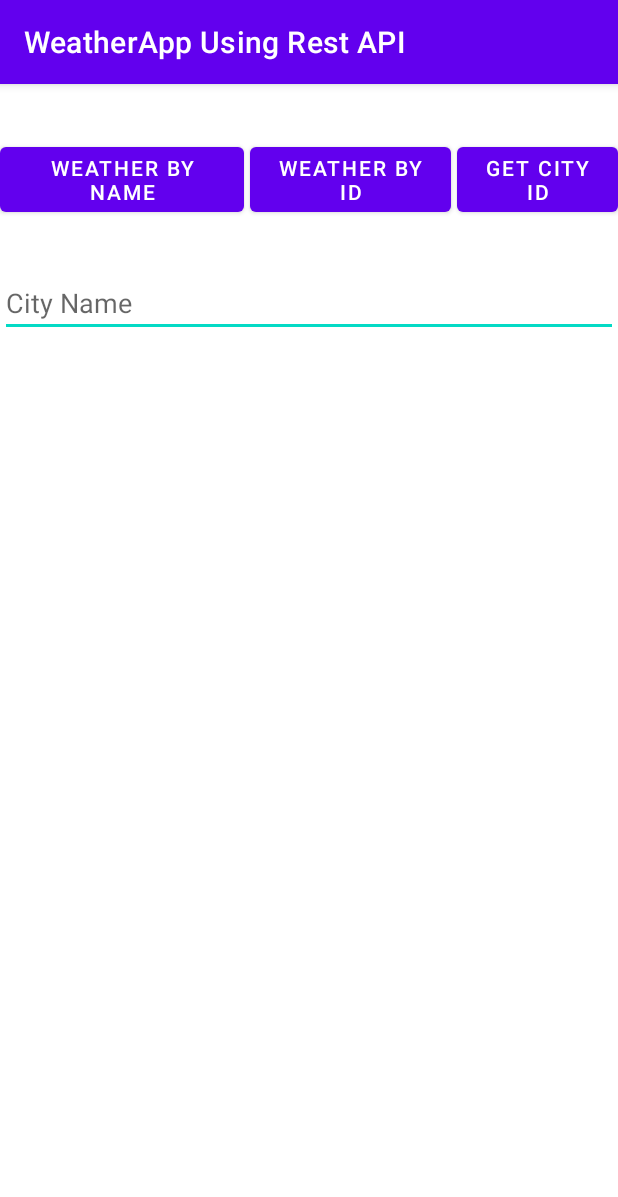
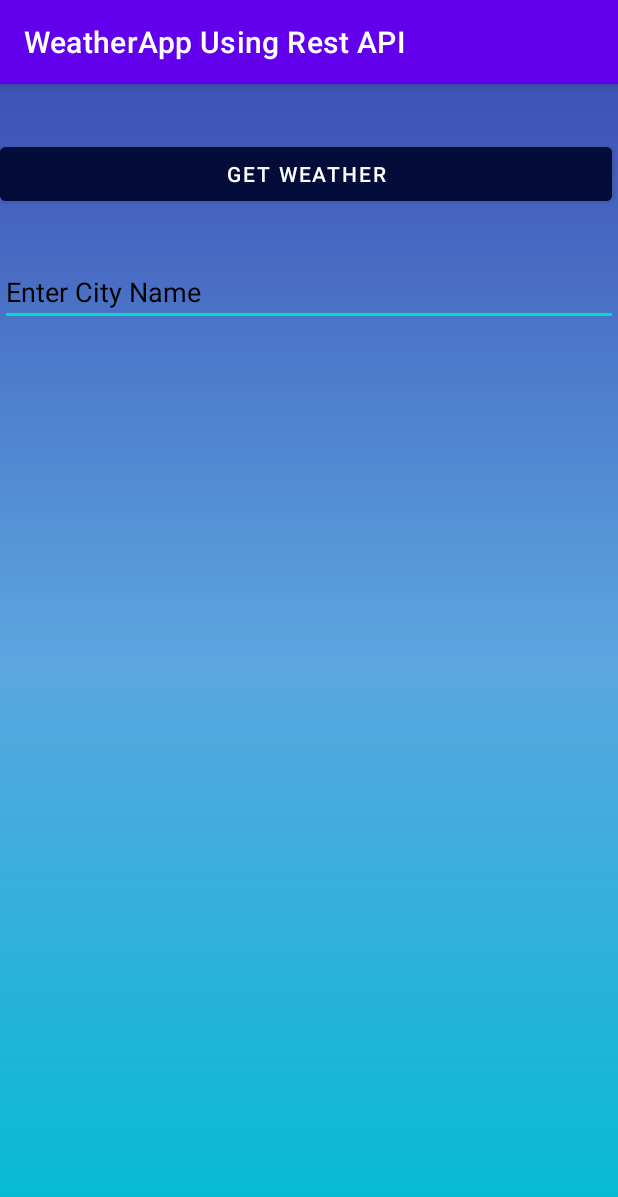
Before and after one commit to Sparsh011/WeatherApp, an Android app: the screen it shows after launch (MainActivity), on a phone screen of 412 x 824 dp. Shown: the top 1197 px of the screen. Run offline under Robolectric (Android 15) with nearby library versions, the phone set to English and light mode, and no system bars; our stand-ins replace Volley.

Commit message:
Weather App (Last change made on 13th)

```diff
--- a/app/src/main/java/com/example/weatherappusingrestapi/MainActivity.java
+++ b/app/src/main/java/com/example/weatherappusingrestapi/MainActivity.java
@@ -10,23 +10,11 @@ import android.widget.EditText;
 import android.widget.ListView;
 import android.widget.Toast;
 
-import com.android.volley.Request;
-import com.android.volley.RequestQueue;
-import com.android.volley.Response;
-import com.android.volley.VolleyError;
-import com.android.volley.toolbox.JsonArrayRequest;
-import com.android.volley.toolbox.JsonObjectRequest;
-import com.android.volley.toolbox.StringRequest;
-import com.android.volley.toolbox.Volley;
-
-import org.json.JSONArray;
-import org.json.JSONException;
-import org.json.JSONObject;
-
 import java.util.List;
 
 public class MainActivity extends AppCompatActivity {
-    Button btn_cityID, btn_getWeatherByID, getBtn_getWeatherByName;
+//    Button btn_cityID, btn_getWeatherByID;
+      Button getBtn_getWeatherByName;
     EditText et_dataInput;
     ListView lv_weatherReport;
 
@@ -34,8 +22,8 @@ public class MainActivity extends AppCompatActivity {
     protected void onCreate(Bundle savedInstanceState) {
         super.onCreate(savedInstanceState);
         setContentView(R.layout.activity_main);
-        btn_cityID = findViewById(R.id.btn_getCityID);
-        btn_getWeatherByID = findViewById(R.id.btn_getWeatherByCityId);
+//        btn_cityID = findViewById(R.id.btn_getCityID);
+//        btn_getWeatherByID = findViewById(R.id.btn_getWeatherByCityId);
         getBtn_getWeatherByName = findViewById(R.id.btn_getWeatherByCityName);
 
         et_dataInput = findViewById(R.id.et_dataInput);
@@ -45,106 +33,107 @@ public class MainActivity extends AppCompatActivity {
         final WeatherDataService weatherDataService = new WeatherDataService(MainActivity.this);
         //                passing MainActivity.this because we want to display the content to MainActivity and in MySingleton, the context which is to be passed is MainActivity.this
 
-        btn_getWeatherByID.setOnClickListener(new View.OnClickListener() {
-            @Override
-            public void onClick(View view) {
-//                weatherDataService.getCityForecastById(et_dataInput.getText().toString(), new WeatherDataService.VolleyResponseListener() {
+        int a;
+//        btn_getWeatherByID.setOnClickListener(new View.OnClickListener() {
+//            @Override
+//            public void onClick(View view) {
+////                weatherDataService.getCityForecastById(et_dataInput.getText().toString(), new WeatherDataService.VolleyResponseListener() {
+////                    @Override
+////                    public void onError(String message) {
+////                        Toast.makeText(MainActivity.this, "Something is wrong " , Toast.LENGTH_SHORT).show();
+////                    }
+////
+////                    @Override
+////                    public void onResponse(String cityId) {
+////                        Toast.makeText(MainActivity.this, "Returned an ID of " + cityId, Toast.LENGTH_SHORT).show();
+////
+////                    }
+////                });
+//                weatherDataService.getCityForecastById(et_dataInput.getText().toString(), new WeatherDataService.ForecastByIDResponse() {
 //                    @Override
 //                    public void onError(String message) {
-//                        Toast.makeText(MainActivity.this, "Something is wrong " , Toast.LENGTH_SHORT).show();
+//                        Toast.makeText(MainActivity.this, "Something Wrong!", Toast.LENGTH_SHORT).show();
+//                    }
+//
+//                    @Override
+//                    public void onResponse(List<WeatherReportModel> weatherReportModel) {
+////                        Now putting the entire list into the listView
+//                        ArrayAdapter arrayAdapter = new ArrayAdapter(MainActivity.this, android.R.layout.simple_list_item_1, weatherReportModel);
+//                        lv_weatherReport.setAdapter(arrayAdapter);
+//                    }
+//                });
+//            }
+//        });
+
+//        btn_cityID.setOnClickListener(new View.OnClickListener() {
+//            @Override
+//            public void onClick(View view) {
+//                // Instantiate the RequestQueue.
+////                RequestQueue queue = Volley.newRequestQueue(MainActivity.this);
+////                commenting out this request queue because will be using singleton request
+//
+//
+////                String url = "https://www.metaweather.com/api/location/search/?query=" +et_dataInput.getText().toString();
+//////                Now this url will open the data of that particular city which is entered
+////
+////                JsonArrayRequest request = new JsonArrayRequest(Request.Method.GET, url, null, new Response.Listener<JSONArray>() {
+//////                    JsonArrayRequest will get all the data (of that particular city) which is present inside that url
+////                    @Override
+////                    public void onResponse(JSONArray response) {
+////                        String cityId = "";
+////                        try {
+////                            JSONObject cityInfo = response.getJSONObject(0);
+////                            cityId = cityInfo.getString("woeid");
+//////                            "woeid" is the name of the attribute of cityId in the API url, so getting data from woeid
+////                        } catch (JSONException e) {
+////                            e.printStackTrace();
+////                        }
+////                        Toast.makeText(MainActivity.this, "city ID = "+cityId, Toast.LENGTH_SHORT).show();
+////
+////                    }
+////                }, new Response.ErrorListener() {
+////                    @Override
+////                    public void onErrorResponse(VolleyError error) {
+////                        Toast.makeText(MainActivity.this, "Something Wrong" +error.getMessage(), Toast.LENGTH_SHORT).show();
+////                    }
+////                });
+////                commented out that code because it's content is now in WeatherDataService class
+//
+//// Request a string response from the provided URL.
+////                StringRequest stringRequest = new StringRequest(Request.Method.GET, url,
+////                        new Response.Listener<String>() {
+////                            @Override
+////                            public void onResponse(String response) {
+//////                                // Display the first 500 characters of the response string.
+//////                                textView.setText("Response is: " + response.substring(0,500));
+////
+////                                Toast.makeText(MainActivity.this, response, Toast.LENGTH_SHORT).show();
+////                            }
+////                        }, new Response.ErrorListener() {
+////                    @Override
+////                    public void onErrorResponse(VolleyError error) {
+//////                        textView.setText("That didn't work!");
+////                        Toast.makeText(MainActivity.this, "Error occurred", Toast.LENGTH_SHORT).show();
+////                    }
+////                });
+//
+//// Add the request to the RequestQueue.
+//
+//                weatherDataService.getCityID(et_dataInput.getText().toString(), new WeatherDataService.VolleyResponseListener() {
+//                    @Override
+//                    public void onError(String message) {
+//                        Toast.makeText(MainActivity.this, "Something is wrong ", Toast.LENGTH_SHORT).show();
 //                    }
 //
 //                    @Override
 //                    public void onResponse(String cityId) {
 //                        Toast.makeText(MainActivity.this, "Returned an ID of " + cityId, Toast.LENGTH_SHORT).show();
-//
 //                    }
 //                });
-                weatherDataService.getCityForecastById(et_dataInput.getText().toString(), new WeatherDataService.ForecastByIDResponse() {
-                    @Override
-                    public void onError(String message) {
-                        Toast.makeText(MainActivity.this, "Something Wrong!", Toast.LENGTH_SHORT).show();
-                    }
-
-                    @Override
-                    public void onResponse(List<WeatherReportModel> weatherReportModel) {
-//                        Now putting the entire list into the listView
-                        ArrayAdapter arrayAdapter = new ArrayAdapter(MainActivity.this, android.R.layout.simple_list_item_1, weatherReportModel);
-                        lv_weatherReport.setAdapter(arrayAdapter);
-                    }
-                });
-            }
-        });
-
-        btn_cityID.setOnClickListener(new View.OnClickListener() {
-            @Override
-            public void onClick(View view) {
-                // Instantiate the RequestQueue.
-//                RequestQueue queue = Volley.newRequestQueue(MainActivity.this);
-//                commenting out this request queue because will be using singleton request
-
-
-//                String url = "https://www.metaweather.com/api/location/search/?query=" +et_dataInput.getText().toString();
-////                Now this url will open the data of that particular city which is entered
-//
-//                JsonArrayRequest request = new JsonArrayRequest(Request.Method.GET, url, null, new Response.Listener<JSONArray>() {
-////                    JsonArrayRequest will get all the data (of that particular city) which is present inside that url
-//                    @Override
-//                    public void onResponse(JSONArray response) {
-//                        String cityId = "";
-//                        try {
-//                            JSONObject cityInfo = response.getJSONObject(0);
-//                            cityId = cityInfo.getString("woeid");
-////                            "woeid" is the name of the attribute of cityId in the API url, so getting data from woeid
-//                        } catch (JSONException e) {
-//                            e.printStackTrace();
-//                        }
-//                        Toast.makeText(MainActivity.this, "city ID = "+cityId, Toast.LENGTH_SHORT).show();
-//
-//                    }
-//                }, new Response.ErrorListener() {
-//                    @Override
-//                    public void onErrorResponse(VolleyError error) {
-//                        Toast.makeText(MainActivity.this, "Something Wrong" +error.getMessage(), Toast.LENGTH_SHORT).show();
-//                    }
-//                });
-//                commented out that code because it's content is now in WeatherDataService class
-
-// Request a string response from the provided URL.
-//                StringRequest stringRequest = new StringRequest(Request.Method.GET, url,
-//                        new Response.Listener<String>() {
-//                            @Override
-//                            public void onResponse(String response) {
-////                                // Display the first 500 characters of the response string.
-////                                textView.setText("Response is: " + response.substring(0,500));
-//
-//                                Toast.makeText(MainActivity.this, response, Toast.LENGTH_SHORT).show();
-//                            }
-//                        }, new Response.ErrorListener() {
-//                    @Override
-//                    public void onErrorResponse(VolleyError error) {
-////                        textView.setText("That didn't work!");
-//                        Toast.makeText(MainActivity.this, "Error occurred", Toast.LENGTH_SHORT).show();
-//                    }
-//                });
-
-// Add the request to the RequestQueue.
-
-                weatherDataService.getCityID(et_dataInput.getText().toString(), new WeatherDataService.VolleyResponseListener() {
-                    @Override
-                    public void onError(String message) {
-                        Toast.makeText(MainActivity.this, "Something is wrong ", Toast.LENGTH_SHORT).show();
-                    }
-
-                    @Override
-                    public void onResponse(String cityId) {
-                        Toast.makeText(MainActivity.this, "Returned an ID of " + cityId, Toast.LENGTH_SHORT).show();
-                    }
-                });
-                //Toast.makeText(MainActivity.this, "Returned an ID of " + cityID, Toast.LENGTH_SHORT).show();
-//                RN the toast above is returning nothing, i.e null because at one time, only one request can be processed so to overcome this and make both the toasts show data, we implement a callback.
-            }
-        });
+//                //Toast.makeText(MainActivity.this, "Returned an ID of " + cityID, Toast.LENGTH_SHORT).show();
+////                RN the toast above is returning nothing, i.e null because at one time, only one request can be processed so to overcome this and make both the toasts show data, we implement a callback.
+//            }
+//        });
 
         getBtn_getWeatherByName.setOnClickListener(new View.OnClickListener() {
             @Override
--- a/app/src/main/java/com/example/weatherappusingrestapi/MySingleton.java
+++ b/app/src/main/java/com/example/weatherappusingrestapi/MySingleton.java
@@ -1,11 +1,8 @@
 package com.example.weatherappusingrestapi;
 
 import android.content.Context;
-import android.graphics.Bitmap;
-
 import com.android.volley.Request;
 import com.android.volley.RequestQueue;
-import com.android.volley.toolbox.ImageLoader;
 import com.android.volley.toolbox.Volley;
 
 public class MySingleton {
--- a/app/src/main/java/com/example/weatherappusingrestapi/WeatherDataService.java
+++ b/app/src/main/java/com/example/weatherappusingrestapi/WeatherDataService.java
@@ -1,7 +1,6 @@
 package com.example.weatherappusingrestapi;
 
 import android.content.Context;
-import android.widget.Toast;
 
 import com.android.volley.Request;
 import com.android.volley.Response;
--- a/app/src/main/java/com/example/weatherappusingrestapi/WeatherReportModel.java
+++ b/app/src/main/java/com/example/weatherappusingrestapi/WeatherReportModel.java
@@ -41,11 +41,11 @@ public class WeatherReportModel {
 
     @Override
     public String toString() {
-        return  weather_state_name  +
-                "\tDate: " + applicable_date  +
-                "\tLo: " + min_temp +
-                "\tHi: " + max_temp +
-                "\tTemp: " + the_temp
+        return  "Date: "+applicable_date  +
+                "\t\t\t"+weather_state_name  +
+                "\t\tLo: " + min_temp +
+                "\t\tHi: " + max_temp +
+                "\t\tTemp: " + the_temp
                 ;
     }
 
--- /dev/null
+++ b/app/src/main/res/drawable/gradient_background.xml
@@ -0,0 +1,13 @@
+<?xml version="1.0" encoding="utf-8"?>
+
+    <shape
+        android:shape = "rectangle"
+        xmlns:android = "http://schemas.android.com/apk/res/android" >
+
+        <gradient
+            android:startColor = "#00BCD4"
+            android:centerColor = "#5CA6E1"
+            android:endColor = "#3F51B5"
+            android:angle = "90"
+            android:type = "linear" />
+    </shape>
--- a/app/src/main/res/layout/activity_main.xml
+++ b/app/src/main/res/layout/activity_main.xml
@@ -4,7 +4,8 @@
     xmlns:tools="http://schemas.android.com/tools"
     android:layout_width="match_parent"
     android:layout_height="match_parent"
-    tools:context=".MainActivity">
+    tools:context=".MainActivity"
+    android:background="@drawable/gradient_background">
 
     <LinearLayout
         android:id="@+id/linearLayout"
@@ -12,42 +13,44 @@
         android:layout_height="wrap_content"
         android:layout_marginTop="4dp"
         android:orientation="horizontal"
-        android:weightSum="3"
+        android:weightSum="1"
         app:layout_constraintEnd_toEndOf="parent"
         app:layout_constraintStart_toStartOf="parent"
         app:layout_constraintTop_toTopOf="parent">
 
         <Button
             android:id="@+id/btn_getWeatherByCityName"
-            android:layout_width="wrap_content"
+            android:layout_width="0dp"
             android:layout_height="wrap_content"
             android:layout_marginTop="32dp"
             android:layout_marginEnd="4dp"
             android:layout_weight="1"
-            android:text="Weather By Name"
+            android:backgroundTint="#040C39"
+            android:text="Get Weather"
+            android:textColor="@color/white"
             app:layout_constraintEnd_toEndOf="parent"
             app:layout_constraintTop_toTopOf="parent" />
 
-        <Button
-            android:id="@+id/btn_getWeatherByCityId"
-            android:layout_width="wrap_content"
-            android:layout_height="wrap_content"
-            android:layout_marginTop="32dp"
-            android:layout_weight="1"
-            android:text="Weather By ID"
-            app:layout_constraintTop_toTopOf="parent"
-            tools:layout_editor_absoluteX="127dp" />
+<!--        <Button-->
+<!--            android:id="@+id/btn_getWeatherByCityId"-->
+<!--            android:layout_width="wrap_content"-->
+<!--            android:layout_height="wrap_content"-->
+<!--            android:layout_marginTop="32dp"-->
+<!--            android:layout_weight="1"-->
+<!--            android:text="Weather By ID"-->
+<!--            app:layout_constraintTop_toTopOf="parent"-->
+<!--            tools:layout_editor_absoluteX="127dp" />-->
 
-        <Button
-            android:id="@+id/btn_getCityID"
-            android:layout_width="wrap_content"
-            android:layout_height="wrap_content"
-            android:layout_marginStart="4dp"
-            android:layout_marginTop="32dp"
-            android:layout_weight="1"
-            android:text="Get City ID"
-            app:layout_constraintStart_toStartOf="parent"
-            app:layout_constraintTop_toTopOf="parent" />
+<!--        <Button-->
+<!--            android:id="@+id/btn_getCityID"-->
+<!--            android:layout_width="wrap_content"-->
+<!--            android:layout_height="wrap_content"-->
+<!--            android:layout_marginStart="4dp"-->
+<!--            android:layout_marginTop="32dp"-->
+<!--            android:layout_weight="1"-->
+<!--            android:text="Get City ID"-->
+<!--            app:layout_constraintStart_toStartOf="parent"-->
+<!--            app:layout_constraintTop_toTopOf="parent" />-->
     </LinearLayout>
 
     <EditText
@@ -56,8 +59,10 @@
         android:layout_height="wrap_content"
         android:layout_marginTop="32dp"
         android:ems="10"
-        android:hint="City Name"
+        android:hint="Enter City Name"
         android:inputType="textPersonName"
+        android:textColor="@color/black"
+        android:textColorHint="@color/black"
         app:layout_constraintEnd_toEndOf="parent"
         app:layout_constraintHorizontal_bias="0.497"
         app:layout_constraintStart_toStartOf="parent"
@@ -66,7 +71,7 @@
     <ListView
         android:id="@+id/lv_weatherReport"
         android:layout_width="409dp"
-        android:layout_height="560dp"
+        android:layout_height="450dp"
         android:layout_marginTop="8dp"
         app:layout_constraintEnd_toEndOf="parent"
         app:layout_constraintStart_toStartOf="parent"
```
